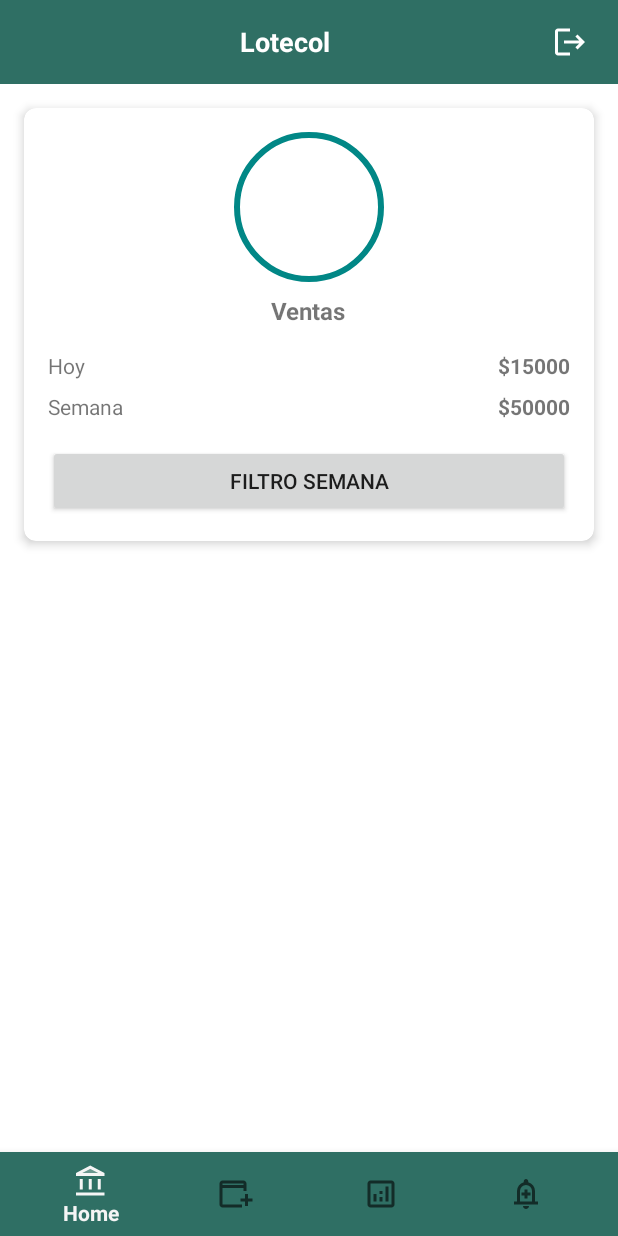
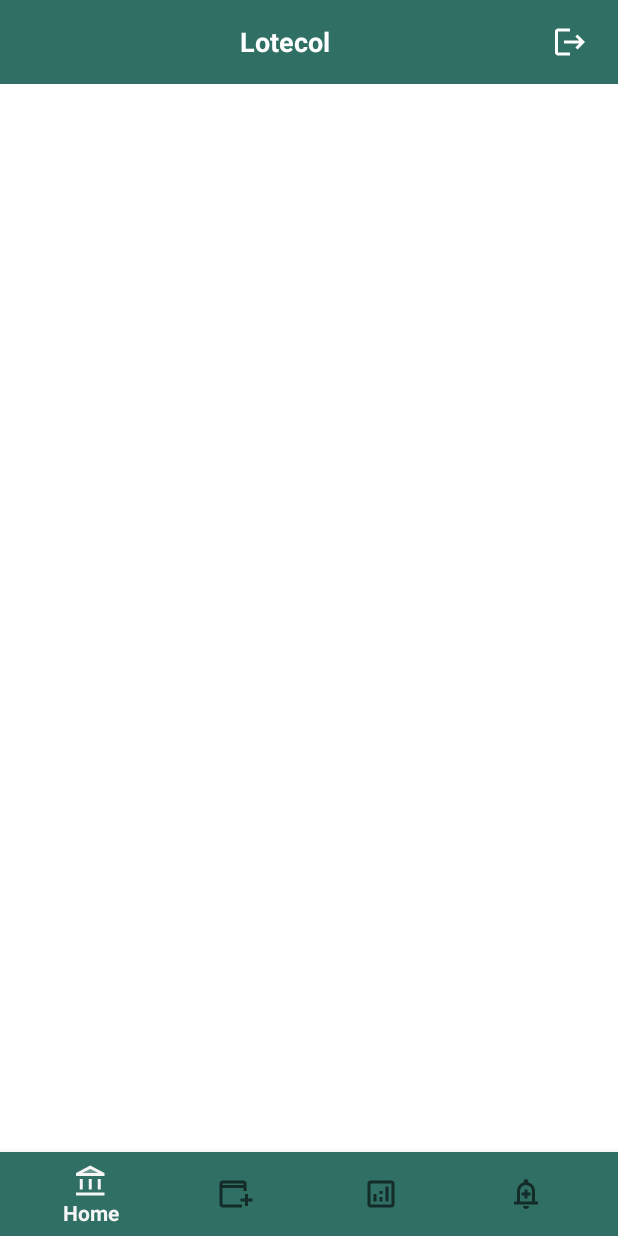
Before and after one commit to Juan-P1224/Lotecol, an Android app built with Jetpack Compose: the HomeActivity screen opened directly, with no data from a screen before it, on a phone screen of 412 x 824 dp. Run offline under Robolectric (Android 15) with nearby library versions, the light colour scheme and no system bars; our stand-ins replace Firebase (no records; nobody signed in at launch, a user with empty details on screens opened directly).

Commit message:
cree frame

```diff
--- a/app/src/main/res/layout/activity_home.xml
+++ b/app/src/main/res/layout/activity_home.xml
@@ -49,101 +49,12 @@
 
     </LinearLayout>
 
-    <!-- Main Card -->
-    <androidx.cardview.widget.CardView
-        android:id="@+id/cardSales"
-        android:layout_width="0dp"
-        android:layout_height="wrap_content"
-        android:layout_marginStart="16dp"
-        android:layout_marginEnd="16dp"
-        android:layout_marginTop="16dp"
-        app:cardCornerRadius="8dp"
-        app:cardElevation="4dp"
-        app:layout_constraintTop_toBottomOf="@id/topBar"
-        app:layout_constraintStart_toStartOf="parent"
-        app:layout_constraintEnd_toEndOf="parent">
-
-        <LinearLayout
-            android:layout_width="match_parent"
-            android:layout_height="wrap_content"
-            android:orientation="vertical"
-            android:padding="16dp">
-
-            <!-- Circle placeholder -->
-            <FrameLayout
-                android:layout_width="100dp"
-                android:layout_height="100dp"
-                android:layout_gravity="center_horizontal"
-                android:background="@drawable/circle_border">
-
-                <!-- Empty center (icon removed) -->
-            </FrameLayout>
-
-            <TextView
-                android:id="@+id/titleSales"
-                android:layout_width="wrap_content"
-                android:layout_height="wrap_content"
-                android:text="Ventas"
-                android:textStyle="bold"
-                android:textSize="16sp"
-                android:layout_marginTop="8dp"
-                android:layout_gravity="center_horizontal" />
-
-            <!-- Data rows -->
-            <LinearLayout
-                android:layout_width="match_parent"
-                android:layout_height="wrap_content"
-                android:orientation="horizontal"
-                android:layout_marginTop="16dp">
-
-                <TextView
-                    android:layout_width="0dp"
-                    android:layout_height="wrap_content"
-                    android:layout_weight="1"
-                    android:text="Hoy"
-                    android:textSize="14sp" />
-
-                <TextView
-                    android:id="@+id/valueToday"
-                    android:layout_width="wrap_content"
-                    android:layout_height="wrap_content"
-                    android:text="$15000"
-                    android:textSize="14sp"
-                    android:textStyle="bold" />
-            </LinearLayout>
-
-            <LinearLayout
-                android:layout_width="match_parent"
-                android:layout_height="wrap_content"
-                android:orientation="horizontal"
-                android:layout_marginTop="8dp">
-
-                <TextView
-                    android:layout_width="0dp"
-                    android:layout_height="wrap_content"
-                    android:layout_weight="1"
-                    android:text="Semana"
-                    android:textSize="14sp" />
-
-                <TextView
-                    android:id="@+id/valueWeek"
-                    android:layout_width="wrap_content"
-                    android:layout_height="wrap_content"
-                    android:text="$50000"
-                    android:textSize="14sp"
-                    android:textStyle="bold" />
-            </LinearLayout>
-
-            <!-- Filter button -->
-            <Button
-                android:id="@+id/buttonFilter"
-                android:layout_width="match_parent"
-                android:layout_height="wrap_content"
-                android:layout_marginTop="16dp"
-                android:text="Filtro Semana" />
-
-        </LinearLayout>
-    </androidx.cardview.widget.CardView>
+    <FrameLayout
+        android:id="@+id/frame_container"
+        android:layout_width="match_parent"
+        android:layout_height="match_parent"
+        android:layout_alignParentTop="true"
+        app:layout_behavior="@string/appbar_scrolling_view_behavior"/>
 
     <!-- Bottom Navigation -->
     <com.google.android.material.bottomnavigation.BottomNavigationView
```
Also changed, not shown: app/src/main/java/com/loteria/lotecol/HomeActivity.kt (+4 -3 lines).
